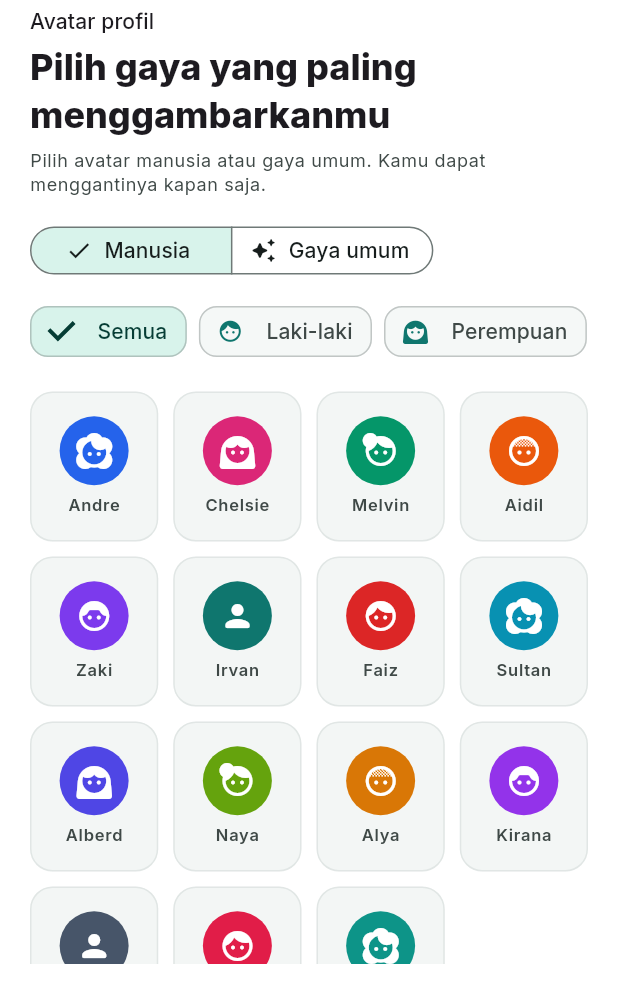
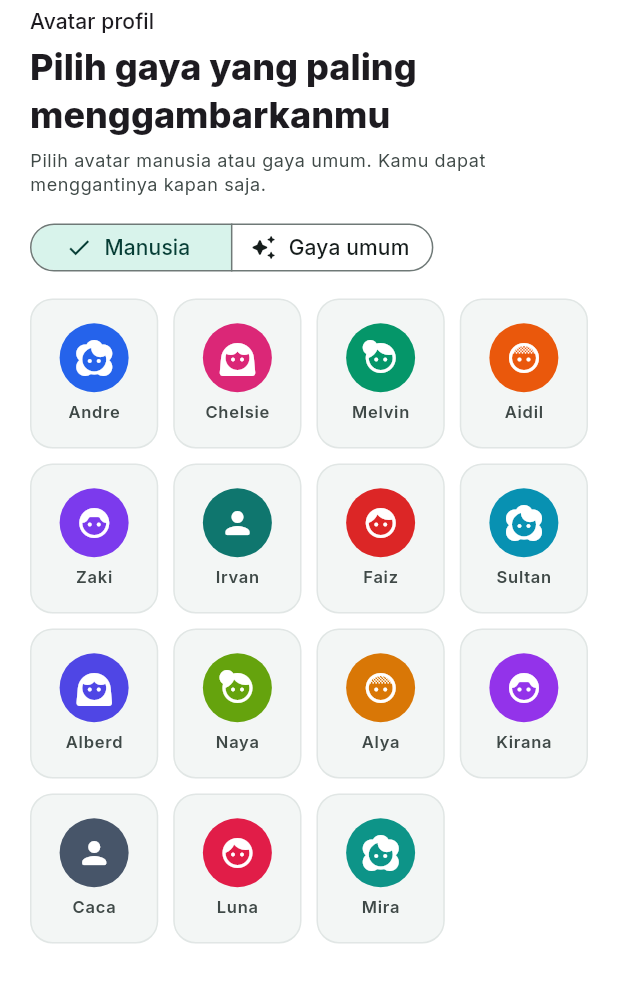
Before and after one commit to andrest1101/money-tracker, a Flutter app: the ProfileAvatarSheet widget shown alone on an empty page, opened directly, on a phone screen of 412 x 824 dp. Shown: the top 1003 px of the screen. Run offline on Flutter 3.47's test engine with Material 3 defaults, Android fonts, the phone set to English and light mode, and no system bars; our stand-ins replace app_links, cloud_firestore, confetti, firebase_auth, firebase_core, fl_chart and 5 more; accounts and stored records are empty.

Commit message:
feat: remove options gender in avatar

```diff
--- a/lib/features/settings/presentation/widgets/profile_avatar_sheet.dart
+++ b/lib/features/settings/presentation/widgets/profile_avatar_sheet.dart
@@ -76,19 +76,15 @@ class ProfileAvatarSheet extends ConsumerStatefulWidget {
 
 class _ProfileAvatarSheetState extends ConsumerState<ProfileAvatarSheet> {
   var _category = PresetAvatarCategory.people;
-  PresetAvatarGender? _gender;
 
   @override
   Widget build(BuildContext context) {
     final theme = Theme.of(context);
     final colors = theme.colorScheme;
     final selectedId = ref.watch(profileAvatarProvider);
-    final avatars = presetAvatars.where((avatar) {
-      return avatar.category == _category &&
-          (_category != PresetAvatarCategory.people ||
-              _gender == null ||
-              avatar.gender == _gender);
-    }).toList();
+    final avatars = presetAvatars
+        .where((avatar) => avatar.category == _category)
+        .toList();
 
     return SafeArea(
       child: LayoutBuilder(
@@ -112,19 +108,12 @@ class _ProfileAvatarSheetState extends ConsumerState<ProfileAvatarSheet> {
                     'Pilih avatar manusia atau gaya umum. Kamu dapat menggantinya kapan saja.',
                     style: theme.textTheme.bodySmall?.copyWith(color: colors.onSurfaceVariant),
                   ),
-                  const SizedBox(height: 16),
+                  const SizedBox(height: 14),
                   _CategorySelector(
                     category: _category,
                     onChanged: (category) => setState(() => _category = category),
                   ),
-                  if (_category == PresetAvatarCategory.people) ...[
-                    const SizedBox(height: 10),
-                    _GenderSelector(
-                      gender: _gender,
-                      onChanged: (gender) => setState(() => _gender = gender),
-                    ),
-                  ],
-                  const SizedBox(height: 16),
+                  const SizedBox(height: 14),
                   LayoutBuilder(
                     builder: (context, gridConstraints) {
                       final columns = gridConstraints.maxWidth < 360 ? 3 : 4;
@@ -179,52 +168,22 @@ class _CategorySelector extends StatelessWidget {
 
   @override
   Widget build(BuildContext context) {
-    final colors = Theme.of(context).colorScheme;
     return SegmentedButton<PresetAvatarCategory>(
       segments: const [
-        ButtonSegment(value: PresetAvatarCategory.people, label: Text('Manusia'), icon: Icon(Icons.face_rounded)),
-        ButtonSegment(value: PresetAvatarCategory.general, label: Text('Gaya umum'), icon: Icon(Icons.auto_awesome_rounded)),
+        ButtonSegment(
+          value: PresetAvatarCategory.people,
+          label: Text('Manusia'),
+          icon: Icon(Icons.face_rounded),
+        ),
+        ButtonSegment(
+          value: PresetAvatarCategory.general,
+          label: Text('Gaya umum'),
+          icon: Icon(Icons.auto_awesome_rounded),
+        ),
       ],
       selected: {category},
       onSelectionChanged: (value) => onChanged(value.first),
-      style: ButtonStyle(
-        visualDensity: VisualDensity.compact,
-        foregroundColor: WidgetStatePropertyAll(colors.onSurface),
-      ),
-    );
-  }
-}
-
-class _GenderSelector extends StatelessWidget {
-  const _GenderSelector({required this.gender, required this.onChanged});
-
-  final PresetAvatarGender? gender;
-  final ValueChanged<PresetAvatarGender?> onChanged;
-
-  @override
-  Widget build(BuildContext context) {
-    return Wrap(
-      spacing: 8,
-      runSpacing: 8,
-      children: [
-        ChoiceChip(
-          label: const Text('Semua'),
-          selected: gender == null,
-          onSelected: (_) => onChanged(null),
-        ),
-        ChoiceChip(
-          label: const Text('Laki-laki'),
-          avatar: const Icon(Icons.face_rounded, size: 17),
-          selected: gender == PresetAvatarGender.male,
-          onSelected: (_) => onChanged(PresetAvatarGender.male),
-        ),
-        ChoiceChip(
-          label: const Text('Perempuan'),
-          avatar: const Icon(Icons.face_3_rounded, size: 17),
-          selected: gender == PresetAvatarGender.female,
-          onSelected: (_) => onChanged(PresetAvatarGender.female),
-        ),
-      ],
+      style: const ButtonStyle(visualDensity: VisualDensity.compact),
     );
   }
 }
```
